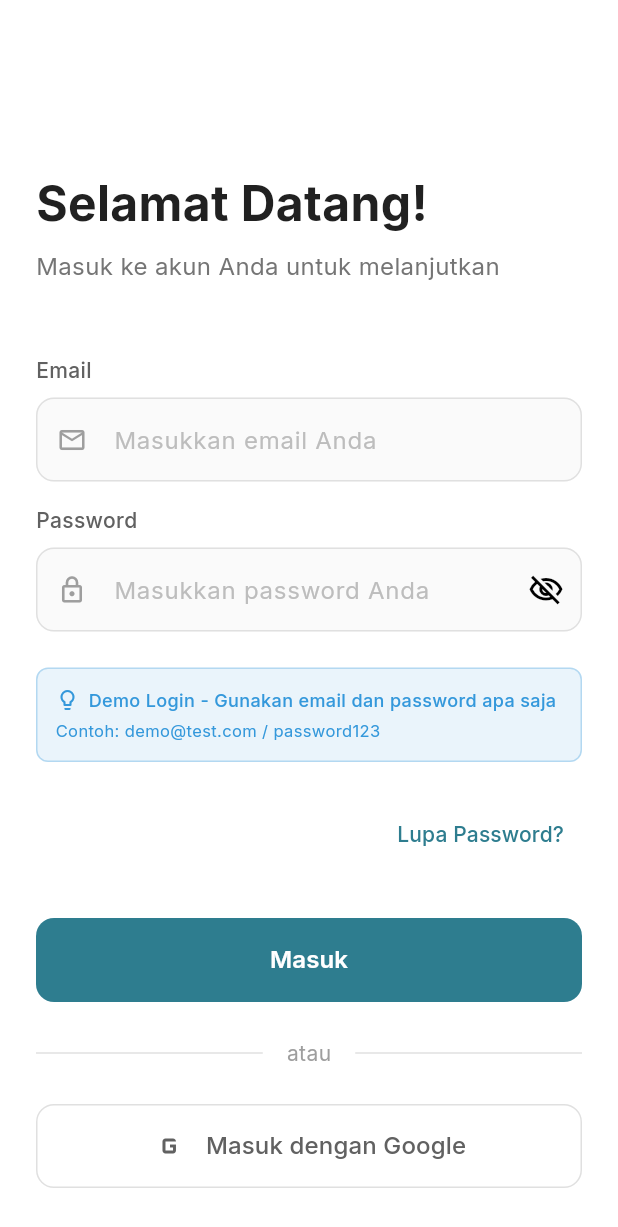
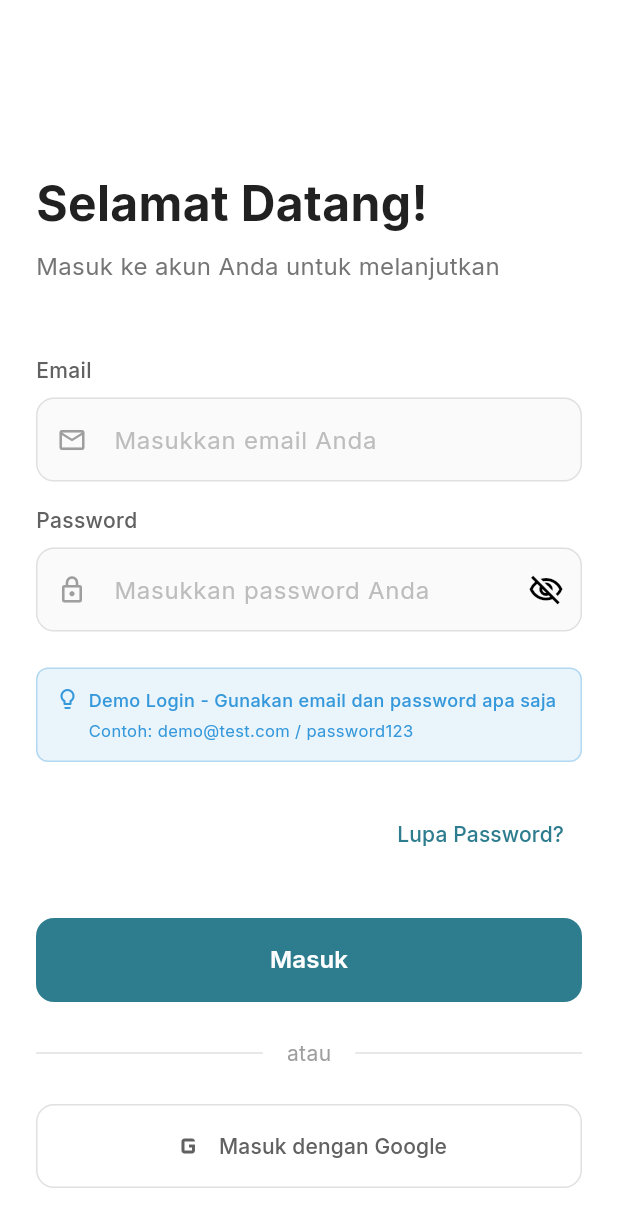
Before and after one commit to HaikalE/umkm-mahasiswa-platform, a Flutter app: the screen it shows after launch, after a tap on "Lewati", on a phone screen of 412 x 824 dp. Shown: the top 1227 px of the screen. Run offline on Flutter 3.47's test engine with Material 3 defaults, Android fonts, the phone set to English and light mode, and no system bars; our stand-ins replace cloud_firestore, dio, equatable, firebase_auth, firebase_core, flutter_bloc and 5 more; accounts and stored records are empty.

Commit message:
Fix: Resolve layout overflow errors in LoginPage

```diff
--- a/lib/features/auth/presentation/pages/login_page.dart
+++ b/lib/features/auth/presentation/pages/login_page.dart
@@ -90,9 +90,9 @@ class _LoginPageState extends State<LoginPage> {
     if (!_isFirebaseAvailable) {
       ScaffoldMessenger.of(context).showSnackBar(
         const SnackBar(
-          content: Text('🚨 Google Login tidak tersedia - Firebase belum terkonfigurasi'),
+          content: Text('🚨 Google Login tidak tersedia'),
           backgroundColor: AppColors.warning,
-          duration: Duration(seconds: 3),
+          duration: Duration(seconds: 2),
         ),
       );
       return;
@@ -109,7 +109,7 @@ class _LoginPageState extends State<LoginPage> {
       if (mounted) {
         ScaffoldMessenger.of(context).showSnackBar(
           const SnackBar(
-            content: Text('Google Login akan tersedia setelah Firebase setup selesai'),
+            content: Text('Google Login akan tersedia setelah Firebase setup'),
             backgroundColor: AppColors.info,
           ),
         );
@@ -169,10 +169,11 @@ class _LoginPageState extends State<LoginPage> {
                   ),
                 ),
 
-                // Firebase Status Alert
+                // Firebase Status Alert - FIXED LAYOUT
                 if (!_isFirebaseAvailable) ...[
                   const SizedBox(height: 16),
                   Container(
+                    width: double.infinity,
                     padding: const EdgeInsets.all(12),
                     decoration: BoxDecoration(
                       color: AppColors.warning.withOpacity(0.1),
@@ -180,10 +181,11 @@ class _LoginPageState extends State<LoginPage> {
                       border: Border.all(color: AppColors.warning.withOpacity(0.3)),
                     ),
                     child: Row(
+                      crossAxisAlignment: CrossAxisAlignment.start,
                       children: [
                         Icon(Icons.info_outline, color: AppColors.warning, size: 20),
                         const SizedBox(width: 8),
-                        Expanded(
+                        Expanded( // FIXED: Wrap text with Expanded
                           child: Text(
                             'Mode Demo: Google Login sementara tidak tersedia',
                             style: TextStyle(
@@ -250,8 +252,9 @@ class _LoginPageState extends State<LoginPage> {
                 ),
                 const SizedBox(height: 24),
 
-                // Demo Credentials Helper
+                // Demo Credentials Helper - FIXED LAYOUT
                 Container(
+                  width: double.infinity,
                   padding: const EdgeInsets.all(12),
                   decoration: BoxDecoration(
                     color: AppColors.info.withOpacity(0.1),
@@ -262,10 +265,12 @@ class _LoginPageState extends State<LoginPage> {
                     crossAxisAlignment: CrossAxisAlignment.start,
                     children: [
                       Row(
+                        crossAxisAlignment: CrossAxisAlignment.start,
                         children: [
                           Icon(Icons.lightbulb_outline, color: AppColors.info, size: 16),
                           const SizedBox(width: 6),
-                          Text(
+                          Expanded( // FIXED: Wrap text with Expanded
+                            child: Text(
                               'Demo Login - Gunakan email dan password apa saja',
                               style: TextStyle(
                                 color: AppColors.info,
@@ -273,14 +278,18 @@ class _LoginPageState extends State<LoginPage> {
                                 fontWeight: FontWeight.w500,
                               ),
                             ),
+                          ),
                         ],
                       ),
                       const SizedBox(height: 4),
-                      Text(
+                      Padding(
+                        padding: const EdgeInsets.only(left: 22),
+                        child: Text(
                           'Contoh: demo@test.com / password123',
                           style: TextStyle(
                             color: AppColors.info,
                             fontSize: 11,
+                          ),
                         ),
                       ),
                     ],
@@ -336,7 +345,7 @@ class _LoginPageState extends State<LoginPage> {
                 ),
                 const SizedBox(height: 24),
 
-                // Google Login Button
+                // Google Login Button - FIXED LAYOUT
                 SizedBox(
                   width: double.infinity,
                   height: 56,
@@ -360,6 +369,7 @@ class _LoginPageState extends State<LoginPage> {
                           )
                         : Row(
                             mainAxisAlignment: MainAxisAlignment.center,
+                            mainAxisSize: MainAxisSize.min, // FIXED: Prevent overflow
                             children: [
                               Icon(
                                 Icons.g_mobiledata,
@@ -368,17 +378,21 @@ class _LoginPageState extends State<LoginPage> {
                                     ? AppColors.grey700
                                     : AppColors.grey400,
                               ),
-                              const SizedBox(width: 12),
-                              Text(
+                              const SizedBox(width: 8), // FIXED: Reduce spacing
+                              Flexible( // FIXED: Make text flexible
+                                child: Text(
                                   _isFirebaseAvailable
                                       ? 'Masuk dengan Google'
                                       : 'Google Login (Tidak Tersedia)',
                                   style: TextStyle(
-                                  fontSize: 16,
+                                    fontSize: 14, // FIXED: Reduce font size
                                     fontWeight: FontWeight.w500,
                                     color: _isFirebaseAvailable
                                         ? AppColors.grey700
                                         : AppColors.grey400,
+                                  ),
+                                  overflow: TextOverflow.ellipsis, // FIXED: Handle overflow
+                                  maxLines: 1,
                                 ),
                               ),
                             ],
```
Lines whose indentation alone changed are shown as unchanged.
